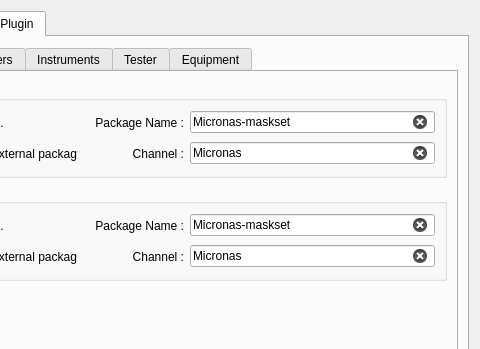
Old version of the form src/ATE_spyder/ate_spyder/widgets/plugins/New_Semi_ATE_Plugin_Wizard.ui in the repository Semi-ATE/Semi-ATE; both pictures show x 148 to 628 and y 0 to 349 of the 628 by 552 pixel window.
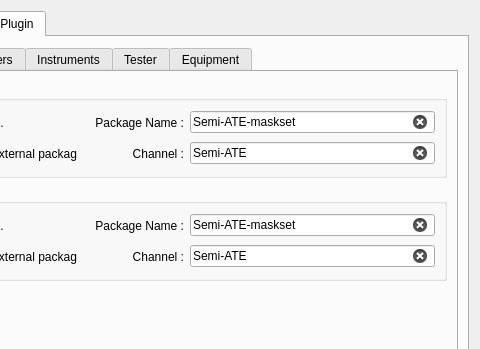
New version of the form. The open tabs and pages were chosen to show the change.

```diff
--- a/src/ATE_spyder/ate_spyder/widgets/plugins/New_Semi_ATE_Plugin_Wizard.ui
+++ b/src/ATE_spyder/ate_spyder/widgets/plugins/New_Semi_ATE_Plugin_Wizard.ui
@@ -1453,7 +1453,7 @@
                     <item>
                      <widget class="QLineEdit" name="lineEdit_23">
                       <property name="text">
-                       <string>Micronas-maskset</string>
+                       <string>Semi-ATE-maskset</string>
                       </property>
                       <property name="placeholderText">
                        <string/>
@@ -1501,7 +1501,7 @@
                     <item>
                      <widget class="QLineEdit" name="lineEdit_25">
                       <property name="text">
-                       <string>Micronas</string>
+                       <string>Semi-ATE</string>
                       </property>
                       <property name="placeholderText">
                        <string/>
@@ -1635,7 +1635,7 @@
                     <item>
                      <widget class="QLineEdit" name="lineEdit_27">
                       <property name="text">
-                       <string>Micronas-maskset</string>
+                       <string>Semi-ATE-maskset</string>
                       </property>
                       <property name="placeholderText">
                        <string/>
@@ -1683,7 +1683,7 @@
                     <item>
                      <widget class="QLineEdit" name="lineEdit_28">
                       <property name="text">
-                       <string>Micronas</string>
+                       <string>Semi-ATE</string>
                       </property>
                       <property name="placeholderText">
                        <string/>
```
Left out of the diff: 20 changed lines with no effect on the pictures.
